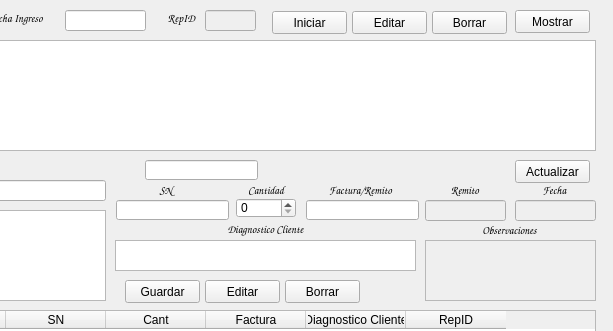
Above: ingreso.ui from Matias2178/Sistema_Postventa before the change; both pictures show x 305 to 918 and y 0 to 331 of the 918 by 493 pixel window. Below: the same form after it.
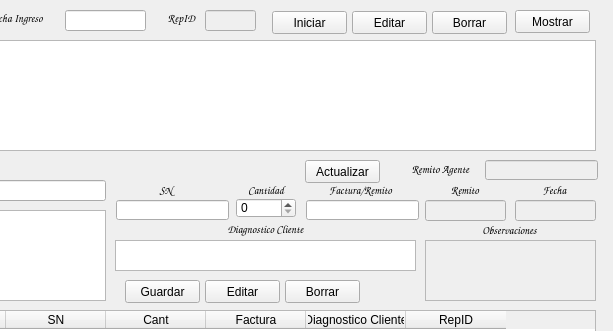
That is the form after the change.

Commit message: Se agrego la carga del numero de remito del agente Funcion para generar la impresion en pdf del reporte interno.

Diff of the .ui file:
```diff
--- a/ingreso.ui
+++ b/ingreso.ui
@@ -762,7 +762,7 @@
   <widget class="QPushButton" name="Actualizar">
    <property name="geometry">
     <rect>
-     <x>820</x>
+     <x>610</x>
      <y>160</y>
      <width>75</width>
      <height>23</height>
@@ -844,16 +844,43 @@
     <set>Qt::AlignCenter</set>
    </property>
   </widget>
-  <widget class="QLineEdit" name="FilaActual">
+  <widget class="QLineEdit" name="rAgente">
+   <property name="enabled">
+    <bool>false</bool>
+   </property>
    <property name="geometry">
     <rect>
-     <x>450</x>
+     <x>790</x>
      <y>160</y>
      <width>113</width>
      <height>20</height>
     </rect>
    </property>
   </widget>
+  <widget class="QLabel" name="label_57">
+   <property name="geometry">
+    <rect>
+     <x>700</x>
+     <y>159</y>
+     <width>91</width>
+     <height>20</height>
+    </rect>
+   </property>
+   <property name="font">
+    <font>
+     <family>Comic Sans MS</family>
+     <pointsize>8</pointsize>
+     <weight>75</weight>
+     <bold>true</bold>
+    </font>
+   </property>
+   <property name="text">
+    <string>Remito Agente</string>
+   </property>
+   <property name="alignment">
+    <set>Qt::AlignCenter</set>
+   </property>
+  </widget>
  </widget>
  <tabstops>
   <tabstop>AgenteBuscar</tabstop>
```
Left out of the diff: 2 changed lines with no effect on the pictures. The commit also changes 10 other files.
